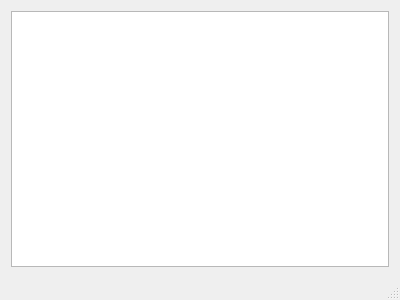
Above: mainwindow.ui from Matvey-Kuk/P2PMessenger before the change. Below: the same form after it.
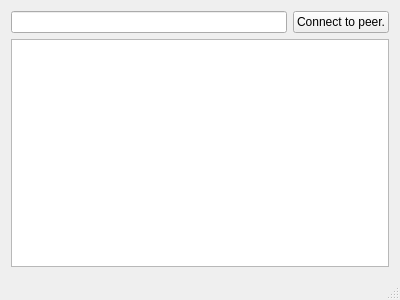
That is the form after the change.

```diff
--- a/mainwindow.ui
+++ b/mainwindow.ui
@@ -16,7 +16,25 @@
   <widget class="QWidget" name="centralWidget">
    <layout class="QHBoxLayout" name="horizontalLayout_2">
     <item>
-     <widget class="QPlainTextEdit" name="plainTextEdit"/>
+     <layout class="QVBoxLayout" name="verticalLayout">
+      <item>
+       <layout class="QHBoxLayout" name="horizontalLayout">
+        <item>
+         <widget class="QLineEdit" name="lineEdit"/>
+        </item>
+        <item>
+         <widget class="QPushButton" name="pushButton">
+          <property name="text">
+           <string>Connect to peer.</string>
+          </property>
+         </widget>
+        </item>
+       </layout>
+      </item>
+      <item>
+       <widget class="QPlainTextEdit" name="plainTextEdit"/>
+      </item>
+     </layout>
     </item>
    </layout>
   </widget>
```
